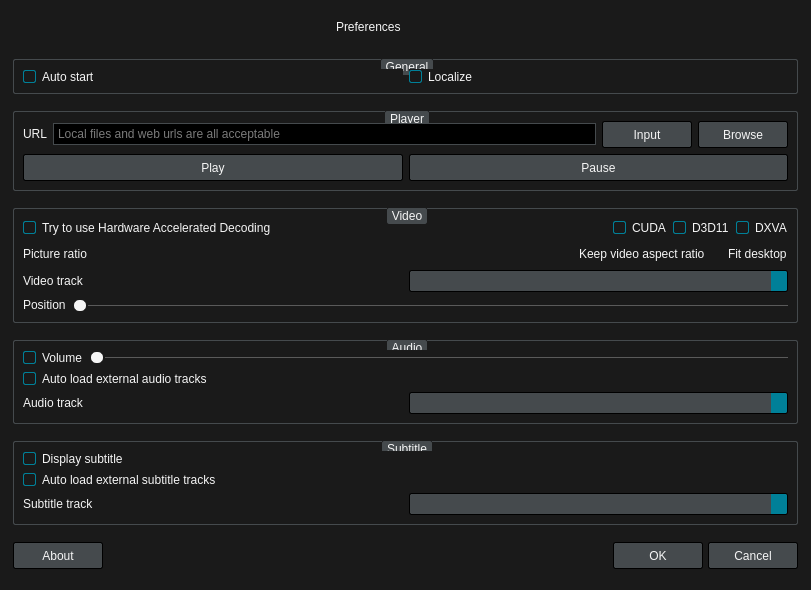
Old version of the form src/forms/preferencesdialog.ui in the repository wangwenx190/dynamic-desktop.
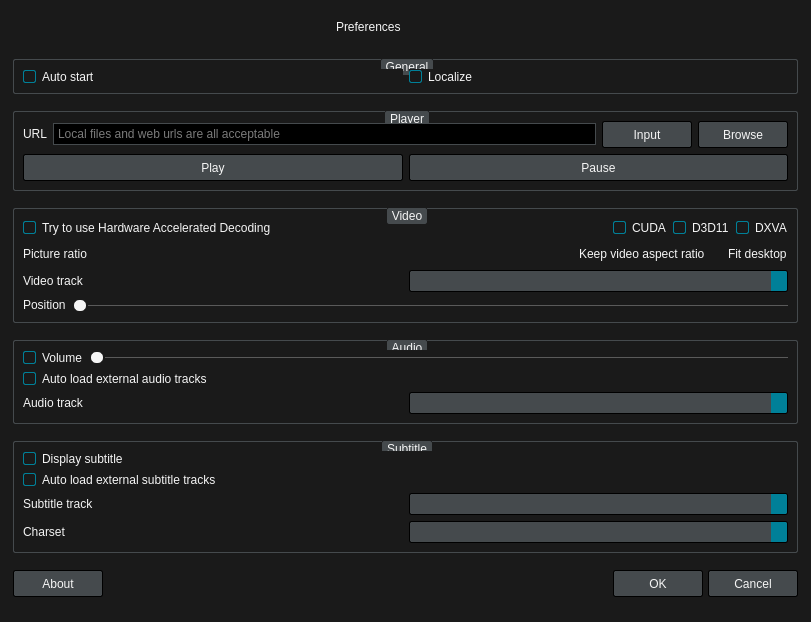
New version of the form. Icons and pictures are not drawn. Custom widgets are drawn as their Qt base class.

The edit to the form file:
```diff
--- a/src/forms/preferencesdialog.ui
+++ b/src/forms/preferencesdialog.ui
@@ -7,7 +7,7 @@
     <x>0</x>
     <y>0</y>
     <width>811</width>
-    <height>590</height>
+    <height>622</height>
    </rect>
   </property>
   <property name="sizePolicy">
@@ -749,6 +749,26 @@
         </item>
        </layout>
       </item>
+      <item>
+       <layout class="QHBoxLayout" name="horizontalLayout_13">
+        <item>
+         <widget class="QLabel" name="label_subtitle_charset">
+          <property name="sizePolicy">
+           <sizepolicy hsizetype="Minimum" vsizetype="Fixed">
+            <horstretch>0</horstretch>
+            <verstretch>0</verstretch>
+           </sizepolicy>
+          </property>
+          <property name="text">
+           <string>Charset</string>
+          </property>
+         </widget>
+        </item>
+        <item>
+         <widget class="QComboBox" name="comboBox_subtitle_charset"/>
+        </item>
+       </layout>
+      </item>
      </layout>
     </widget>
    </item>
```
